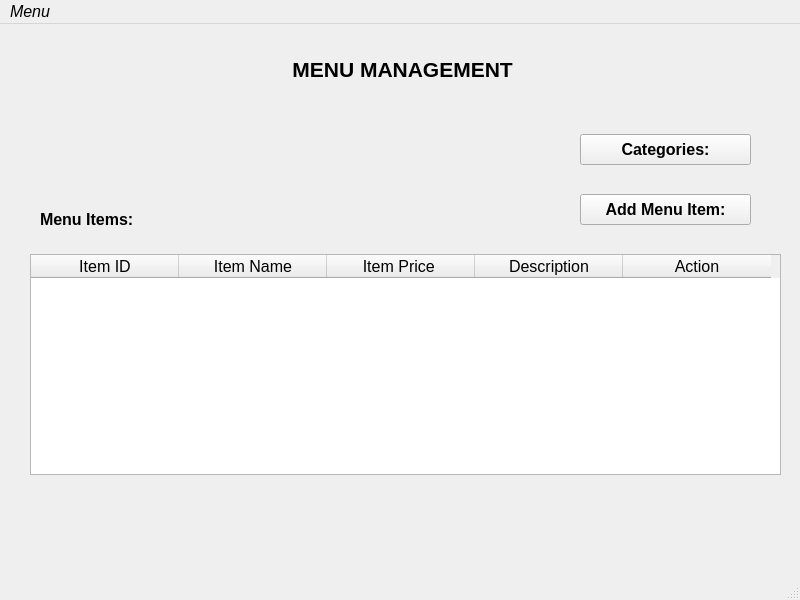
The window that RMS_qt/menu.ui (dev-pratik02/RMS) describes before a commit, drawn with Qt 5.
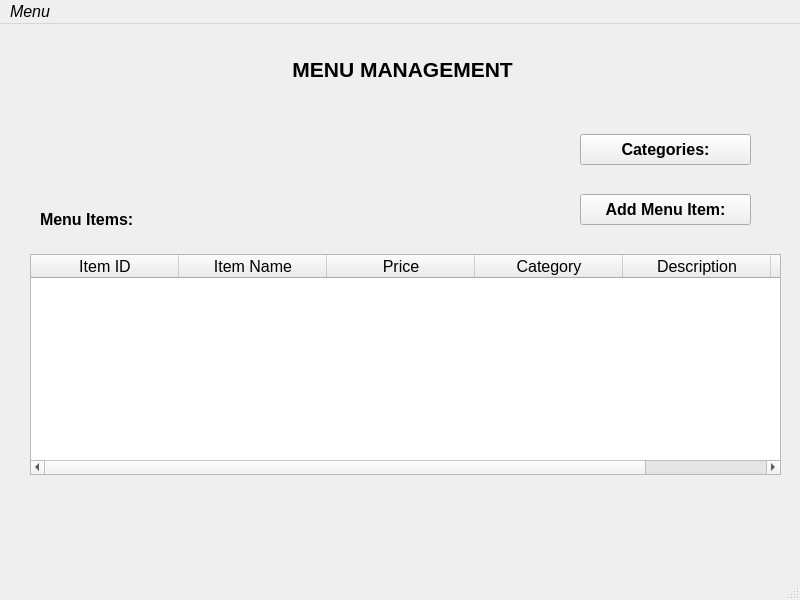
The same window after the commit.

```diff
--- a/RMS_qt/menu.ui
+++ b/RMS_qt/menu.ui
@@ -156,7 +156,12 @@
     </column>
     <column>
      <property name="text">
-      <string>Item Price </string>
+      <string>Price</string>
+     </property>
+    </column>
+    <column>
+     <property name="text">
+      <string>Category</string>
      </property>
     </column>
     <column>
```
